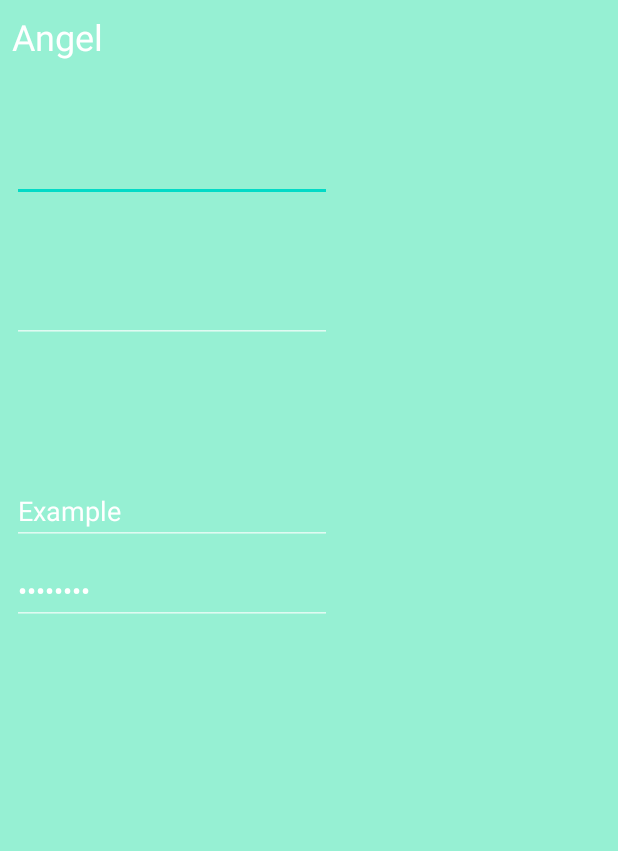
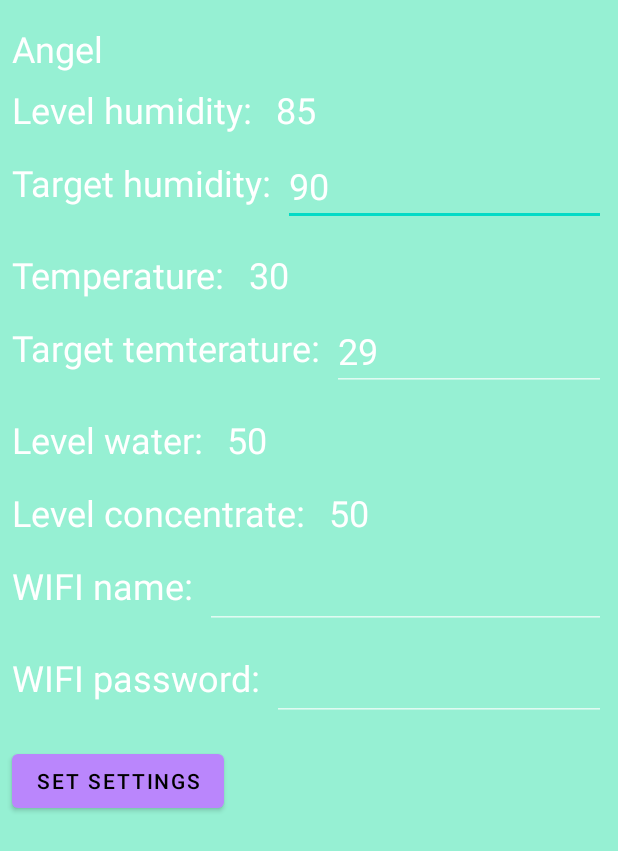
Before and after one commit to DantesFonCake/Kipos, an Android app: the MainActivity screen opened directly, with no data from a screen before it, after a tap on "Angel", on a phone screen of 412 x 824 dp. Shown: the top 851 px of the screen. Run offline under Robolectric (Android 15) with nearby library versions, the phone set to English and light mode, and no system bars; 6 statements that could not run were skipped.

Commit message:
stub final

```diff
--- a/app/src/main/AndroidManifest.xml
+++ b/app/src/main/AndroidManifest.xml
@@ -2,6 +2,7 @@
 <manifest xmlns:android="http://schemas.android.com/apk/res/android"
     package="com.example.kiposend">
 
+    <uses-permission android:name="android.permission.INTERNET"/>
     <application
         android:allowBackup="true"
         android:icon="@mipmap/ic_launcher"
--- a/app/src/main/java/com/example/kiposend/activities/MainActivity.java
+++ b/app/src/main/java/com/example/kiposend/activities/MainActivity.java
@@ -6,6 +6,7 @@ import androidx.recyclerview.widget.RecyclerView;
 
 import android.content.Intent;
 import android.os.Bundle;
+import android.os.Parcelable;
 import android.widget.Toast;
 
 import com.example.kiposend.R;
@@ -30,8 +31,8 @@ public class MainActivity extends AppCompatActivity {
         setContentView(R.layout.activity_main);
 
 
-        //Toast.makeText(MainActivity.this, "start connect", Toast.LENGTH_SHORT).show();
-        //connect();
+//        Toast.makeText(MainActivity.this, "start connect", Toast.LENGTH_SHORT).show();
+//        connect();
 
         setInitData();
         RecyclerView recyclerView = (RecyclerView) findViewById(R.id.moduleRecycler);
@@ -42,15 +43,8 @@ public class MainActivity extends AppCompatActivity {
             @Override
             public void onModuleClick(Module module, int position) {
                 Intent intent = new Intent(MainActivity.this, ModuleActivity.class);
-                intent.putExtra("name", module.name);
-                intent.putExtra("lvlHim", module.lvlHumidity);
-                intent.putExtra("targetHim", module.targetHumidity);
-                intent.putExtra("temp", module.temperature);
-                intent.putExtra("targetTemp", module.targetTemperature);
-                intent.putExtra("lvlWater", module.lvlWater);
-                intent.putExtra("lvlCon", module.lvlConcentrate);
-                intent.putExtra("wifiName", module.wifiName);
-                intent.putExtra("wifiPas", module.wifiPass);
+                intent.putExtra("name", module);
+
                 startActivity(intent);
             }
         };
@@ -60,18 +54,20 @@ public class MainActivity extends AppCompatActivity {
     }
 
     private void connect(){
+
+        udpSweeper = new UdpSweeper(37020, 16, 30);
         udpSweeper.start();
 
-        new Thread(new Runnable() {
-            @Override
-            public void run() {
-
-            }
-        }).start();
+//        new Thread(new Runnable() {
+//            @Override
+//            public void run() {
+//
+//            }
+//        }).start();
     }
 
     private void setInitData(){
-        modules.add(new Module("Angel", 85, 90, 30, 29, 50, 50, "Example", "12345678"));
-        modules.add(new Module("Doom", 60, 49, 45, 16, 90, 79, "WiFi", "19242642"));
+        modules.add(new Module("Angel",  85, 90,  30, 29, 50, 50, "Example", "12345678"));
+        modules.add(new Module("Doom",  60, 49,  45, 16, 90, 79, "WiFi", "19242642"));
     }
 }
--- a/app/src/main/java/com/example/kiposend/activities/ModuleActivity.java
+++ b/app/src/main/java/com/example/kiposend/activities/ModuleActivity.java
@@ -2,23 +2,25 @@ package com.example.kiposend.activities;
 
 import androidx.appcompat.app.AppCompatActivity;
 
+import android.content.Intent;
 import android.os.Bundle;
 import android.widget.EditText;
 import android.widget.TextView;
 
 import com.example.kiposend.R;
+import com.example.kiposend.ui.recycler.Module;
 
 public class ModuleActivity extends AppCompatActivity {
 
     TextView nameView;
     TextView lvlHimView;
-    EditText targetHim;
+    EditText targetHimView;
     TextView temperatureView;
-    EditText targetTemp;
+    EditText targetTempView;
     TextView lvlWaterView;
     TextView lvlConView;
-    EditText wifiName;
-    EditText wifiPassword;
+    EditText wifiNameView;
+    EditText wifiPasswordView;
 
     @Override
     protected void onCreate(Bundle savedInstanceState) {
@@ -31,26 +33,29 @@ public class ModuleActivity extends AppCompatActivity {
     }
 
     private void initUi(){
-        nameView = (TextView) findViewById(R.id.nameMod);
-        lvlHimView = (TextView) findViewById(R.id.lvlHim);
-        targetHim = (EditText) findViewById(R.id.targetHim);
-        temperatureView = (TextView) findViewById(R.id.temperature);
-        targetTemp = (EditText) findViewById(R.id.targetTemparature);
-        lvlWaterView = (TextView) findViewById(R.id.lvlWater);
-        lvlConView = (TextView) findViewById(R.id.lvlConcentrate);
-        wifiName = (EditText) findViewById(R.id.nameWifi);
-        wifiPassword = (EditText) findViewById(R.id.wifiPas);
+        nameView = findViewById(R.id.nameMod);
+        lvlHimView = findViewById(R.id.lvlHim);
+        targetHimView = findViewById(R.id.targetHim);
+        temperatureView = findViewById(R.id.temperature);
+        targetTempView = findViewById(R.id.targetTemparature);
+        lvlWaterView = findViewById(R.id.lvlWater);
+        lvlConView = findViewById(R.id.lvlConcentrate);
+        wifiNameView = findViewById(R.id.nameWifi);
+        wifiPasswordView = findViewById(R.id.wifiPas);
     }
 
     private void intentToContent(){
-        nameView.setText(getIntent().getExtras().getString("name"));
-        lvlHimView.setText(getIntent().getExtras().getString("lvlHim"));
-        targetHim.setText(getIntent().getExtras().getString("targetHim"));
-        temperatureView.setText(getIntent().getExtras().getString("temp"));
-        targetTemp.setText(getIntent().getExtras().getString("targetTemp"));
-        lvlWaterView.setText(getIntent().getExtras().getString("lvlWater"));
-        lvlConView.setText(getIntent().getExtras().getString("lvlCon"));
-        wifiName.setText(getIntent().getExtras().getString("wifiName"));
-        wifiPassword.setText(getIntent().getExtras().getString("wifiPas"));
+        Intent intent = getIntent();
+
+        Module module = intent.getParcelableExtra("name");
+        nameView.setText(module.name);
+        lvlHimView.setText(module.lvlHumidity);
+        targetHimView.setText(module.targetHumidity);
+        temperatureView.setText(module.temperature);
+        targetTempView.setText(module.targetTemperature);
+        lvlWaterView.setText(module.lvlWater);
+        lvlConView.setText(module.lvlConcentrate);
+        wifiNameView.setText(intent.getExtras().getString("wifiName"));
+        wifiPasswordView.setText(intent.getExtras().getString("wifiPas"));
     }
 }
--- a/app/src/main/java/com/example/kiposend/data/locolnetwork/UdpSweeper.java
+++ b/app/src/main/java/com/example/kiposend/data/locolnetwork/UdpSweeper.java
@@ -46,11 +46,21 @@ public class UdpSweeper extends Thread{
         DatagramPacket packet = new DatagramPacket(new byte[bufferSize], bufferSize);
         try {
             sock = new DatagramSocket(port);
+        } catch (SocketException e) {
+            e.printStackTrace();
+            throw new RuntimeException(String.format("Failed to bind socket to port: %d ,", port) + e.getMessage());
+        }
+        try {
             sock.setBroadcast(true);
+        } catch (SocketException e) {
+            e.printStackTrace();
+            throw new RuntimeException("Failed to set SO_BROADCAST, " + e.getMessage());
+        }
+        try {
             sock.setSoTimeout(1000);
         } catch (SocketException e) {
             e.printStackTrace();
-            throw new RuntimeException(String.format("Failed to bind socket to port: %d", port));
+            throw new RuntimeException("Failed to set SO_TIMEOUT, " + e.getMessage());
         }
         boolean getTimeout;
         while (Running) {
--- a/app/src/main/java/com/example/kiposend/ui/recycler/Module.java
+++ b/app/src/main/java/com/example/kiposend/ui/recycler/Module.java
@@ -1,22 +1,25 @@
 package com.example.kiposend.ui.recycler;
+
+import android.os.Parcel;
+import android.os.Parcelable;
 
 import androidx.annotation.Nullable;
 
 
-public class Module {
+public class Module implements Parcelable {
     public String name;
-    public float lvlHumidity;
+    public int lvlHumidity;
     public int targetHumidity;
-    public float temperature;
+    public int temperature;
     public int targetTemperature;
     @Nullable
-    public float lvlWater;
+    public int lvlWater;
     @Nullable
-    public float lvlConcentrate;
+    public int lvlConcentrate;
     public String wifiName;
     public String wifiPass;
 
-    public Module(String name, float lvlHumidity, int targetHumidity, float temperature, int targetTemperature, float lvlWater, float lvlConcentrate, String wifiName, String wifiPass) {
+    public Module(String name, int lvlHumidity, int targetHumidity, int temperature, int targetTemperature, int lvlWater, int lvlConcentrate, String wifiName, String wifiPass) {
         this.name = name;
         this.lvlHumidity = lvlHumidity;
         this.targetHumidity = targetHumidity;
@@ -26,6 +29,18 @@ public class Module {
         this.lvlConcentrate = lvlConcentrate;
         this.wifiName = wifiName;
         this.wifiPass = wifiPass;
+    }
+
+    public Module(Parcel source) {
+        name = source.readString();
+        lvlHumidity = source.readInt();
+        targetHumidity = source.readInt();
+        temperature = source.readInt();
+        targetTemperature = source.readInt();
+        lvlWater = source.readInt();
+        lvlConcentrate = source.readInt();
+        wifiName = source.readString();
+        wifiPass = source.readString();
     }
 
     public String getName() {
@@ -40,7 +55,7 @@ public class Module {
         return lvlHumidity;
     }
 
-    public void setLvlHumidity(float lvlHumidity) {
+    public void setLvlHumidity(int lvlHumidity) {
         this.lvlHumidity = lvlHumidity;
     }
 
@@ -56,7 +71,7 @@ public class Module {
         return temperature;
     }
 
-    public void setTemperature(float temperature) {
+    public void setTemperature(int temperature) {
         this.temperature = temperature;
     }
 
@@ -72,7 +87,7 @@ public class Module {
         return lvlWater;
     }
 
-    public void setLvlWater(float lvlWater) {
+    public void setLvlWater(int lvlWater) {
         this.lvlWater = lvlWater;
     }
 
@@ -80,7 +95,7 @@ public class Module {
         return lvlConcentrate;
     }
 
-    public void setLvlConcentrate(float lvlConcentrate) {
+    public void setLvlConcentrate(int lvlConcentrate) {
         this.lvlConcentrate = lvlConcentrate;
     }
 
@@ -114,4 +129,35 @@ public class Module {
                 ", wifiPass='" + wifiPass + '\'' +
                 '}';
     }
+
+    @Override
+    public int describeContents() {
+        return 0;
+    }
+
+    @Override
+    public void writeToParcel(Parcel dest, int flags) {
+        dest.writeString(name);
+        dest.writeFloat(lvlHumidity);
+        dest.writeInt(targetHumidity);
+        dest.writeFloat(temperature);
+        dest.writeInt(targetTemperature);
+        dest.writeFloat(lvlWater);
+        dest.writeFloat(lvlConcentrate);
+        dest.writeString(wifiName);
+        dest.writeString(wifiPass);
+    }
+
+    public static final Parcelable.Creator<Module> CREATOR = new Parcelable.Creator<Module>(){
+
+        @Override
+        public Module createFromParcel(Parcel source) {
+            return new Module(source);
+        }
+
+        @Override
+        public Module[] newArray(int size) {
+            return new Module[size];
+        }
+    };
 }
--- a/app/src/main/res/layout/activity_module_acrivity.xml
+++ b/app/src/main/res/layout/activity_module_acrivity.xml
@@ -13,8 +13,8 @@
         android:layout_width="wrap_content"
         android:layout_height="wrap_content"
         android:layout_marginStart="8dp"
-        android:layout_marginTop="8dp"
-        android:text="TextView"
+        android:layout_marginTop="16dp"
+        android:text="Angel"
         android:textColor="@color/white"
         app:layout_constraintStart_toStartOf="parent"
         app:layout_constraintTop_toTopOf="parent" />
@@ -24,10 +24,11 @@
         style="@style/TextAppearance.MaterialComponents.Headline5"
         android:layout_width="wrap_content"
         android:layout_height="wrap_content"
+        android:layout_marginStart="16dp"
         android:layout_marginTop="8dp"
-        android:text="TextView"
+        android:text="85"
         android:textColor="@color/white"
-        app:layout_constraintStart_toStartOf="@+id/nameMod"
+        app:layout_constraintStart_toEndOf="@+id/textView6"
         app:layout_constraintTop_toBottomOf="@+id/nameMod" />
 
     <TextView
@@ -35,11 +36,12 @@
         style="@style/TextAppearance.MaterialComponents.Headline5"
         android:layout_width="wrap_content"
         android:layout_height="wrap_content"
-        android:layout_marginTop="8dp"
-        android:text="TextView"
+        android:layout_marginStart="16dp"
+        android:layout_marginTop="16dp"
+        android:text="30"
         android:textColor="@color/white"
         android:textColorHighlight="@color/teal_700"
-        app:layout_constraintStart_toStartOf="@+id/targetHim"
+        app:layout_constraintStart_toEndOf="@+id/textView8"
         app:layout_constraintTop_toBottomOf="@+id/targetHim" />
 
     <TextView
@@ -47,10 +49,11 @@
         style="@style/TextAppearance.MaterialComponents.Headline5"
         android:layout_width="wrap_content"
         android:layout_height="wrap_content"
-        android:layout_marginTop="8dp"
-        android:text="TextView"
+        android:layout_marginStart="16dp"
+        android:layout_marginTop="16dp"
+        android:text="50"
         android:textColor="@color/white"
-        app:layout_constraintStart_toStartOf="@+id/targetTemparature"
+        app:layout_constraintStart_toEndOf="@+id/textView10"
         app:layout_constraintTop_toBottomOf="@+id/targetTemparature" />
 
     <TextView
@@ -58,60 +61,187 @@
         style="@style/TextAppearance.MaterialComponents.Headline5"
         android:layout_width="wrap_content"
         android:layout_height="wrap_content"
-        android:layout_marginTop="8dp"
-        android:text="TextView"
+        android:layout_marginStart="16dp"
+        android:layout_marginTop="16dp"
+        android:text="50"
         android:textColor="@color/white"
-        app:layout_constraintStart_toStartOf="@+id/lvlWater"
+        app:layout_constraintStart_toEndOf="@+id/textView11"
         app:layout_constraintTop_toBottomOf="@+id/lvlWater" />
 
     <EditText
         android:id="@+id/targetHim"
         style="@android:style/Widget.Material.Light.EditText"
-        android:layout_width="wrap_content"
+        android:layout_width="0dp"
         android:layout_height="wrap_content"
+        android:layout_marginStart="8dp"
         android:layout_marginTop="8dp"
+        android:layout_marginEnd="8dp"
         android:ems="10"
         android:inputType="number"
+        android:text="90"
         android:textColor="@color/white"
-        app:layout_constraintStart_toStartOf="@+id/lvlHim"
+        android:textSize="24sp"
+        app:layout_constraintEnd_toEndOf="parent"
+        app:layout_constraintStart_toEndOf="@+id/textView7"
         app:layout_constraintTop_toBottomOf="@+id/lvlHim" />
 
     <EditText
         android:id="@+id/targetTemparature"
         style="@android:style/Widget.Material.Light.EditText"
-        android:layout_width="wrap_content"
+        android:layout_width="0dp"
         android:layout_height="wrap_content"
+        android:layout_marginStart="8dp"
         android:layout_marginTop="8dp"
+        android:layout_marginEnd="8dp"
         android:ems="10"
         android:inputType="number"
+        android:text="29"
         android:textColor="@color/white"
-        app:layout_constraintStart_toStartOf="@+id/temperature"
+        android:textSize="24sp"
+        app:layout_constraintEnd_toEndOf="parent"
+        app:layout_constraintStart_toEndOf="@+id/textView9"
         app:layout_constraintTop_toBottomOf="@+id/temperature" />
 
     <EditText
         android:id="@+id/nameWifi"
         style="@android:style/Widget.Material.Light.EditText"
-        android:layout_width="wrap_content"
+        android:layout_width="0dp"
         android:layout_height="wrap_content"
+        android:layout_marginStart="8dp"
         android:layout_marginTop="8dp"
+        android:layout_marginEnd="8dp"
         android:ems="10"
         android:inputType="textPersonName"
+        android:text="Example"
         android:textColor="@color/white"
         android:textColorHint="@color/white"
-        app:layout_constraintStart_toStartOf="@+id/lvlConcentrate"
+        android:textSize="24sp"
+        app:layout_constraintEnd_toEndOf="parent"
+        app:layout_constraintStart_toEndOf="@+id/textView12"
         app:layout_constraintTop_toBottomOf="@+id/lvlConcentrate" />
 
     <EditText
         android:id="@+id/wifiPas"
         style="@android:style/Widget.Material.Light.EditText"
+        android:layout_width="0dp"
+        android:layout_height="wrap_content"
+        android:layout_marginStart="8dp"
+        android:layout_marginTop="8dp"
+        android:layout_marginEnd="8dp"
+        android:ems="10"
+        android:inputType="textPassword"
+        android:text="12345678"
+        android:textColor="@color/white"
+        android:textColorHint="@color/white"
+        android:textSize="24sp"
+        app:layout_constraintEnd_toEndOf="parent"
+        app:layout_constraintStart_toEndOf="@+id/textView13"
+        app:layout_constraintTop_toBottomOf="@+id/nameWifi" />
+
+    <TextView
+        android:id="@+id/textView6"
+        style="@android:style/Widget.Material.Light.TextView"
         android:layout_width="wrap_content"
         android:layout_height="wrap_content"
         android:layout_marginTop="8dp"
-        android:ems="10"
-        android:inputType="textPassword"
+        android:text="Level humidity:"
         android:textColor="@color/white"
-        android:textColorHint="@color/white"
-        app:layout_constraintStart_toStartOf="@+id/nameWifi"
+        android:textSize="24sp"
+        app:layout_constraintStart_toStartOf="@+id/nameMod"
+        app:layout_constraintTop_toBottomOf="@+id/nameMod" />
+
+    <TextView
+        android:id="@+id/textView7"
+        style="@android:style/Widget.Material.Light.TextView"
+        android:layout_width="wrap_content"
+        android:layout_height="wrap_content"
+        android:layout_marginTop="16dp"
+        android:text="Target humidity:"
+        android:textColor="@color/white"
+        android:textSize="24sp"
+        app:layout_constraintStart_toStartOf="@+id/textView6"
+        app:layout_constraintTop_toBottomOf="@+id/textView6" />
+
+    <TextView
+        android:id="@+id/textView8"
+        style="@android:style/Widget.Material.Light.TextView"
+        android:layout_width="wrap_content"
+        android:layout_height="wrap_content"
+        android:layout_marginTop="16dp"
+        android:text="Temperature:"
+        android:textColor="@color/white"
+        android:textSize="24sp"
+        app:layout_constraintStart_toStartOf="@+id/textView7"
+        app:layout_constraintTop_toBottomOf="@+id/targetHim" />
+
+    <TextView
+        android:id="@+id/textView9"
+        style="@android:style/Widget.Material.Light.TextView"
+        android:layout_width="wrap_content"
+        android:layout_height="wrap_content"
+        android:layout_marginTop="16dp"
+        android:text="Target temterature:"
+        android:textColor="@color/white"
+        android:textSize="24sp"
+        app:layout_constraintStart_toStartOf="@+id/textView8"
+        app:layout_constraintTop_toBottomOf="@+id/textView8" />
+
+    <TextView
+        android:id="@+id/textView10"
+        style="@android:style/Widget.Material.Light.TextView"
+        android:layout_width="wrap_content"
+        android:layout_height="wrap_content"
+        android:layout_marginTop="16dp"
+        android:text="Level water:"
+        android:textColor="@color/white"
+        android:textSize="24sp"
+        app:layout_constraintStart_toStartOf="@+id/textView9"
+        app:layout_constraintTop_toBottomOf="@+id/targetTemparature" />
+
+    <TextView
+        android:id="@+id/textView11"
+        style="@android:style/Widget.Material.Light.TextView"
+        android:layout_width="wrap_content"
+        android:layout_height="wrap_content"
+        android:layout_marginTop="16dp"
+        android:text="Level concentrate:"
+        android:textColor="@color/white"
+        android:textSize="24sp"
+        app:layout_constraintStart_toStartOf="@+id/textView10"
+        app:layout_constraintTop_toBottomOf="@+id/textView10" />
+
+    <TextView
+        android:id="@+id/textView12"
+        style="@android:style/Widget.Material.Light.TextView"
+        android:layout_width="wrap_content"
+        android:layout_height="wrap_content"
+        android:layout_marginTop="16dp"
+        android:text="WIFI name:"
+        android:textColor="@color/white"
+        android:textSize="24sp"
+        app:layout_constraintStart_toStartOf="@+id/textView11"
+        app:layout_constraintTop_toBottomOf="@+id/textView11" />
+
+    <TextView
+        android:id="@+id/textView13"
+        style="@android:style/Widget.Material.Light.TextView"
+        android:layout_width="wrap_content"
+        android:layout_height="wrap_content"
+        android:layout_marginTop="16dp"
+        android:text="WIFI password:"
+        android:textColor="@color/white"
+        android:textSize="24sp"
+        app:layout_constraintStart_toStartOf="@+id/textView12"
         app:layout_constraintTop_toBottomOf="@+id/nameWifi" />
 
+    <Button
+        android:id="@+id/button"
+        android:layout_width="wrap_content"
+        android:layout_height="wrap_content"
+        android:layout_marginStart="8dp"
+        android:layout_marginTop="16dp"
+        android:text="Set settings"
+        app:layout_constraintStart_toStartOf="parent"
+        app:layout_constraintTop_toBottomOf="@+id/wifiPas" />
+
 </androidx.constraintlayout.widget.ConstraintLayout>
```
